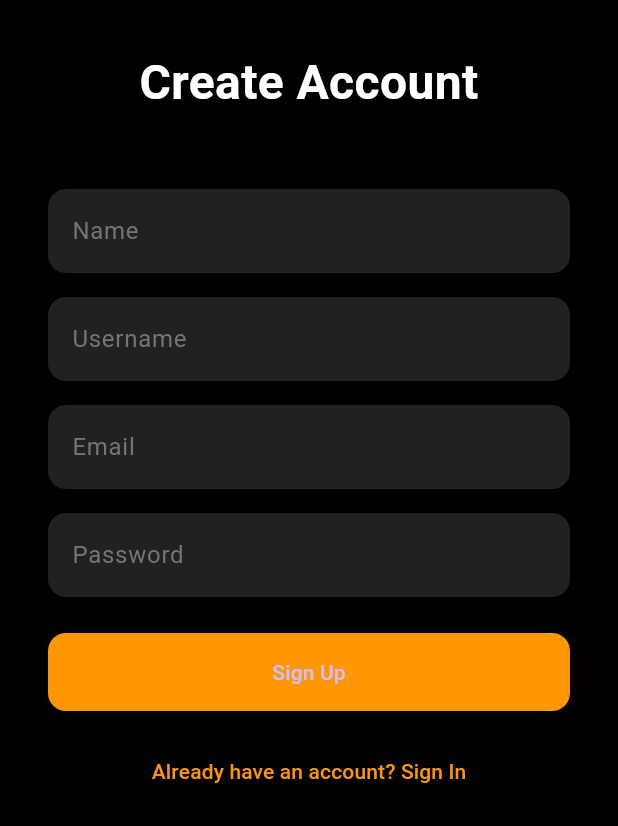
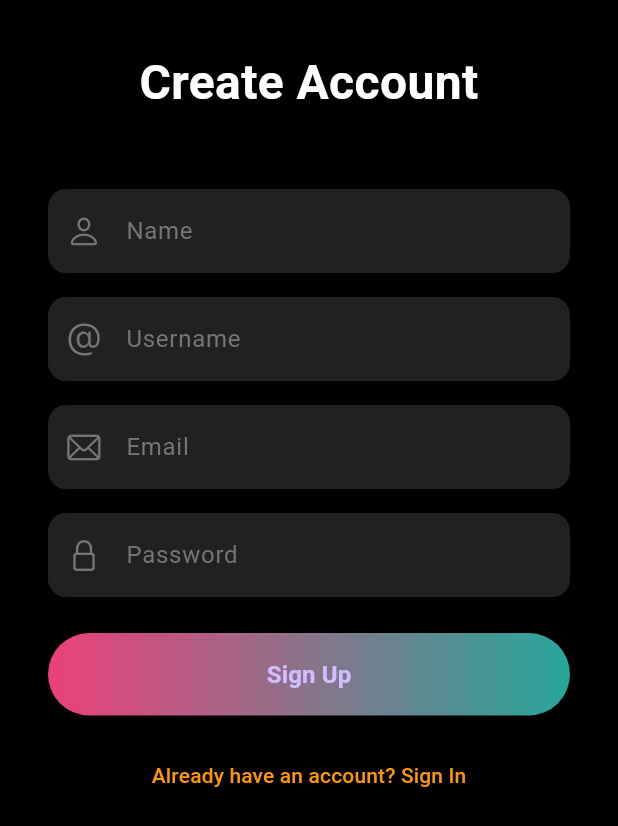
Before and after one commit to moh123adan/Movieverse, a Flutter app: the SignupScreen screen opened by its route, on a phone screen of 412 x 824 dp. Shown: the top 826 px of the screen. Run offline on Flutter 3.47's test engine with Material 3 defaults, Android fonts, the light colour scheme and no system bars; our stand-ins replace cloud_firestore, firebase_auth, firebase_core, firebase_storage, flutter_dotenv, get and 1 more; accounts and stored records are empty.

Commit message:
redisigned: register

```diff
--- a/lib/views/auth/signup_screen.dart
+++ b/lib/views/auth/signup_screen.dart
@@ -1,5 +1,7 @@
+import 'package:flutter/cupertino.dart';
 import 'package:flutter/material.dart';
 import 'package:get/get.dart';
+// import 'package:cupertino_icons/cupertino_icons.dart'; // Import cupertino_icons
 import '../../controllers/auth_controller.dart';
 
 class SignupScreen extends StatelessWidget {
@@ -106,6 +108,10 @@ class SignupScreen extends StatelessWidget {
                     borderRadius: BorderRadius.circular(12),
                     borderSide: BorderSide.none,
                   ),
+                  prefixIcon: Icon(
+                    CupertinoIcons.person,
+                    color: Colors.grey[600],
+                  ),
                 ),
               ),
               const SizedBox(height: 16),
@@ -121,6 +127,10 @@ class SignupScreen extends StatelessWidget {
                     borderRadius: BorderRadius.circular(12),
                     borderSide: BorderSide.none,
                   ),
+                  prefixIcon: Icon(
+                    CupertinoIcons.at,
+                    color: Colors.grey[600],
+                  ),
                 ),
               ),
               const SizedBox(height: 16),
@@ -135,6 +145,10 @@ class SignupScreen extends StatelessWidget {
                   border: OutlineInputBorder(
                     borderRadius: BorderRadius.circular(12),
                     borderSide: BorderSide.none,
+                  ),
+                  prefixIcon: Icon(
+                    CupertinoIcons.mail,
+                    color: Colors.grey[600],
                   ),
                 ),
               ),
@@ -152,19 +166,44 @@ class SignupScreen extends StatelessWidget {
                     borderRadius: BorderRadius.circular(12),
                     borderSide: BorderSide.none,
                   ),
+                  prefixIcon: Icon(
+                    CupertinoIcons.lock,
+                    color: Colors.grey[600],
+                  ),
                 ),
               ),
               const SizedBox(height: 24),
-              ElevatedButton(
-                onPressed: _signUp,
-                style: ElevatedButton.styleFrom(
-                  backgroundColor: Colors.orange,
-                  padding: const EdgeInsets.symmetric(vertical: 16),
-                  shape: RoundedRectangleBorder(
-                    borderRadius: BorderRadius.circular(12),
+              Container(
+                decoration: BoxDecoration(
+                  gradient: LinearGradient(
+                    colors: [
+                      Colors.pink.shade400,
+                      Colors.teal.shade400,
+                    ],
+                  ),
+                  borderRadius: BorderRadius.circular(30),
+                ),
+                child: ElevatedButton(
+                  onPressed: _signUp,
+                  style: ElevatedButton.styleFrom(
+                    backgroundColor: Colors.transparent,
+                    shadowColor: Colors.transparent,
+                    padding: const EdgeInsets.symmetric(
+                      horizontal: 50,
+                      vertical: 16,
+                    ),
+                    shape: RoundedRectangleBorder(
+                      borderRadius: BorderRadius.circular(30),
+                    ),
+                  ),
+                  child: const Text(
+                    'Sign Up',
+                    style: TextStyle(
+                      fontSize: 16,
+                      fontWeight: FontWeight.w600,
+                    ),
                   ),
                 ),
-                child: const Text('Sign Up'),
               ),
               const SizedBox(height: 16),
               TextButton(
```
